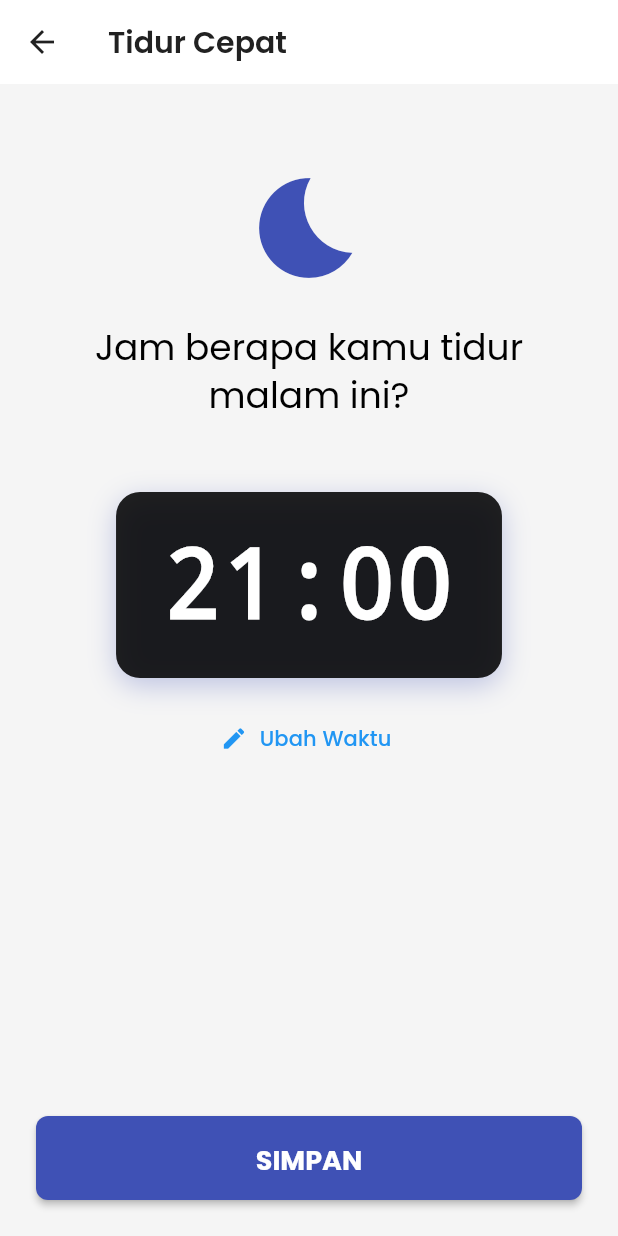
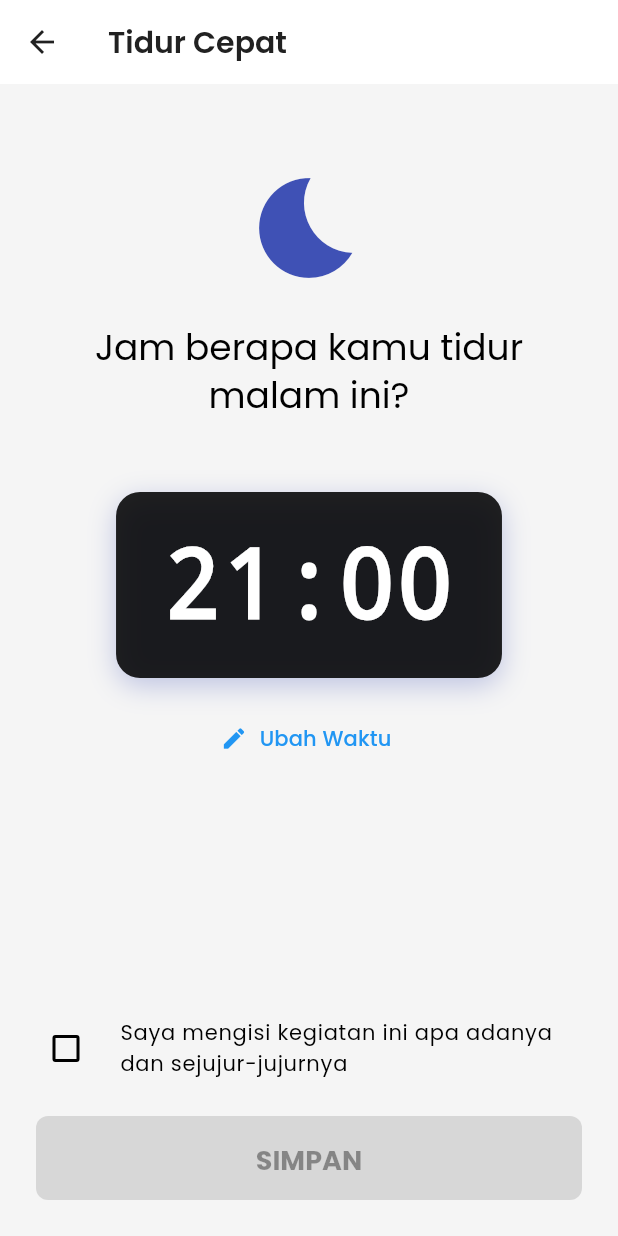
Before and after one commit to ahmadlaiq/sapa-hebat, a Flutter app: the TidurCepatScreen screen opened directly with empty values, on a phone screen of 412 x 824 dp. Run offline on Flutter 3.47's test engine with Material 3 defaults, Android fonts, the phone set to English and light mode, and no system bars; our stand-ins replace cloud_firestore, firebase_core, firebase_messaging, google_fonts; accounts and stored records are empty.

Commit message:
feat: konfirmasi mengisi  sejujur2nya

```diff
--- a/lib/screens/activities/tidur_cepat_screen.dart
+++ b/lib/screens/activities/tidur_cepat_screen.dart
@@ -22,6 +22,7 @@ class TidurCepatScreen extends StatefulWidget {
 class _TidurCepatScreenState extends State<TidurCepatScreen> {
   TimeOfDay _selectedTime = const TimeOfDay(hour: 21, minute: 0);
   bool _isLoading = false;
+  bool _isConfirmed = false;
 
   @override
   void initState() {
@@ -154,11 +155,29 @@ class _TidurCepatScreenState extends State<TidurCepatScreen> {
               label: const Text('Ubah Waktu'),
             ),
             const Spacer(),
+
+            // Confirmation Checkbox
+            CheckboxListTile(
+              title: const Text(
+                'Saya mengisi kegiatan ini apa adanya dan sejujur-jujurnya',
+                style: TextStyle(fontSize: 14),
+              ),
+              value: _isConfirmed,
+              onChanged: (val) {
+                setState(() {
+                  _isConfirmed = val ?? false;
+                });
+              },
+              controlAffinity: ListTileControlAffinity.leading,
+              contentPadding: EdgeInsets.zero,
+            ),
+            const SizedBox(height: 16),
+
             SizedBox(
               width: double.infinity,
               height: 56,
               child: ElevatedButton(
-                onPressed: _isLoading ? null : _saveData,
+                onPressed: (_isLoading || !_isConfirmed) ? null : _saveData,
                 style: ElevatedButton.styleFrom(
                   backgroundColor: widget.isFlowMode
                       ? Colors.green
```
